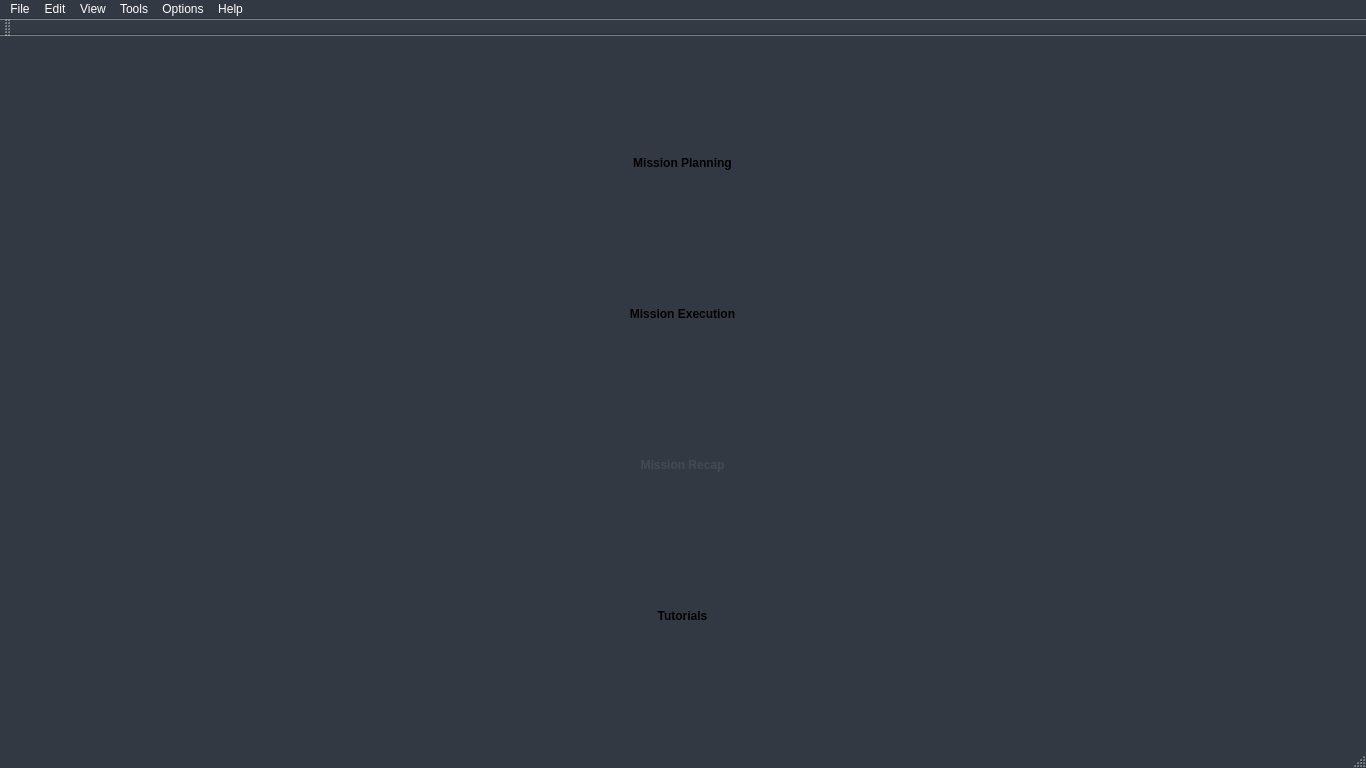
Before: the Qt Designer form GUI/UAV-Forge-New/mainwindow.ui in UCI-UAVForge/GroundStation, drawn with Qt 5.
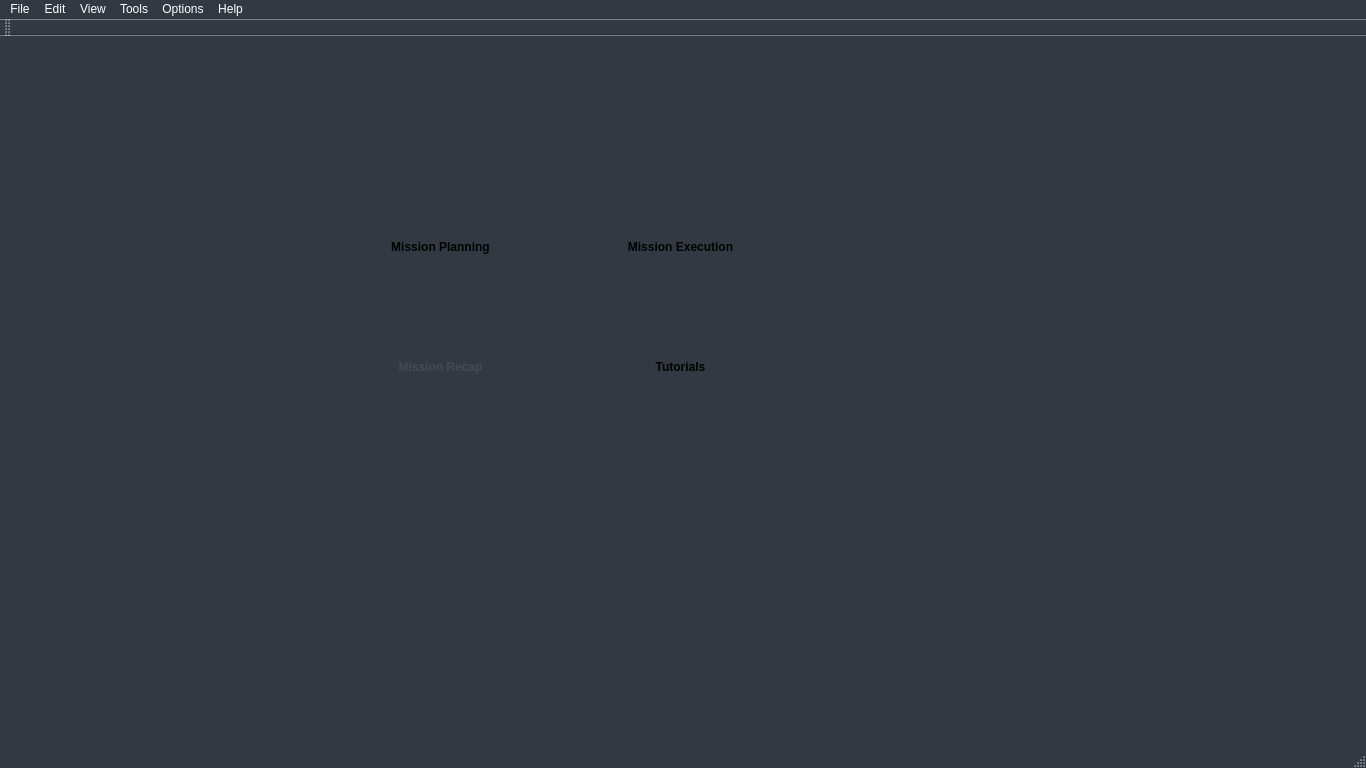
After: the same form once the commit is applied.

Diff of the .ui file:
```diff
--- a/GUI/UAV-Forge-New/mainwindow.ui
+++ b/GUI/UAV-Forge-New/mainwindow.ui
@@ -165,61 +165,15 @@
    <string>MainWindow</string>
   </property>
   <widget class="QWidget" name="centralWidget">
-   <layout class="QVBoxLayout" name="verticalLayout">
-    <item alignment="Qt::AlignHCenter">
-     <widget class="QWidget" name="widget" native="true">
-      <property name="sizePolicy">
-       <sizepolicy hsizetype="Minimum" vsizetype="Minimum">
-        <horstretch>0</horstretch>
-        <verstretch>0</verstretch>
-       </sizepolicy>
-      </property>
-      <layout class="QVBoxLayout" name="verticalLayout_2">
-       <item>
-        <widget class="QPushButton" name="pushButton_9">
-         <property name="sizePolicy">
-          <sizepolicy hsizetype="Fixed" vsizetype="Fixed">
-           <horstretch>0</horstretch>
-           <verstretch>0</verstretch>
-          </sizepolicy>
-         </property>
-         <property name="minimumSize">
-          <size>
-           <width>181</width>
-           <height>81</height>
-          </size>
-         </property>
-         <property name="maximumSize">
-          <size>
-           <width>181</width>
-           <height>81</height>
-          </size>
-         </property>
-         <property name="sizeIncrement">
-          <size>
-           <width>0</width>
-           <height>0</height>
-          </size>
-         </property>
-         <property name="styleSheet">
-          <string notr="true"> QPushButton { 
-background-color: &quot;#CCD1D9&quot;; 
-color: &quot;#434A54&quot;; 
-border-radius: 10px;
-font-weight: bold;
-border: none; 
-}
- QPushButton:pressed {
-     background-color: #E6E9ED
- }</string>
-         </property>
-         <property name="text">
-          <string>Mission Planning</string>
-         </property>
-        </widget>
-       </item>
-       <item>
         <widget class="QPushButton" name="pushButton_8">
+    <property name="geometry">
+     <rect>
+      <x>590</x>
+      <y>170</y>
+      <width>181</width>
+      <height>81</height>
+     </rect>
+    </property>
          <property name="sizePolicy">
           <sizepolicy hsizetype="Fixed" vsizetype="Fixed">
            <horstretch>0</horstretch>
@@ -254,9 +208,58 @@
           <string>Mission Execution</string>
          </property>
         </widget>
-       </item>
-       <item>
+   <widget class="QPushButton" name="pushButton_6">
+    <property name="geometry">
+     <rect>
+      <x>590</x>
+      <y>290</y>
+      <width>181</width>
+      <height>81</height>
+     </rect>
+    </property>
+    <property name="sizePolicy">
+     <sizepolicy hsizetype="Fixed" vsizetype="Fixed">
+      <horstretch>0</horstretch>
+      <verstretch>0</verstretch>
+     </sizepolicy>
+    </property>
+    <property name="minimumSize">
+     <size>
+      <width>181</width>
+      <height>81</height>
+     </size>
+    </property>
+    <property name="maximumSize">
+     <size>
+      <width>181</width>
+      <height>81</height>
+     </size>
+    </property>
+    <property name="styleSheet">
+     <string notr="true"> QPushButton { 
+background-color: &quot;#CCD1D9&quot;; 
+color: &quot;#434A54&quot;; 
+border-radius: 10px;
+font-weight: bold;
+border: none; 
+}
+ QPushButton:pressed {
+     background-color: #E6E9ED
+ }</string>
+    </property>
+    <property name="text">
+     <string>Tutorials</string>
+    </property>
+   </widget>
         <widget class="QPushButton" name="pushButton_7">
+    <property name="geometry">
+     <rect>
+      <x>350</x>
+      <y>290</y>
+      <width>181</width>
+      <height>81</height>
+     </rect>
+    </property>
          <property name="sizePolicy">
           <sizepolicy hsizetype="Fixed" vsizetype="Fixed">
            <horstretch>0</horstretch>
@@ -490,9 +493,15 @@
           <string>Mission Recap</string>
          </property>
         </widget>
-       </item>
-       <item>
-        <widget class="QPushButton" name="pushButton_6">
+   <widget class="QPushButton" name="pushButton_9">
+    <property name="geometry">
+     <rect>
+      <x>350</x>
+      <y>170</y>
+      <width>181</width>
+      <height>81</height>
+     </rect>
+    </property>
          <property name="sizePolicy">
           <sizepolicy hsizetype="Fixed" vsizetype="Fixed">
            <horstretch>0</horstretch>
@@ -524,14 +533,9 @@
  }</string>
          </property>
          <property name="text">
-          <string>Tutorials</string>
-         </property>
-        </widget>
-       </item>
-      </layout>
-     </widget>
-    </item>
-   </layout>
+     <string>Mission Planning</string>
+    </property>
+   </widget>
   </widget>
   <widget class="QMenuBar" name="menuBar">
    <property name="geometry">
```
Left out of the diff: 22 changed lines with no effect on the pictures. Lines whose indentation alone changed are shown as unchanged.
